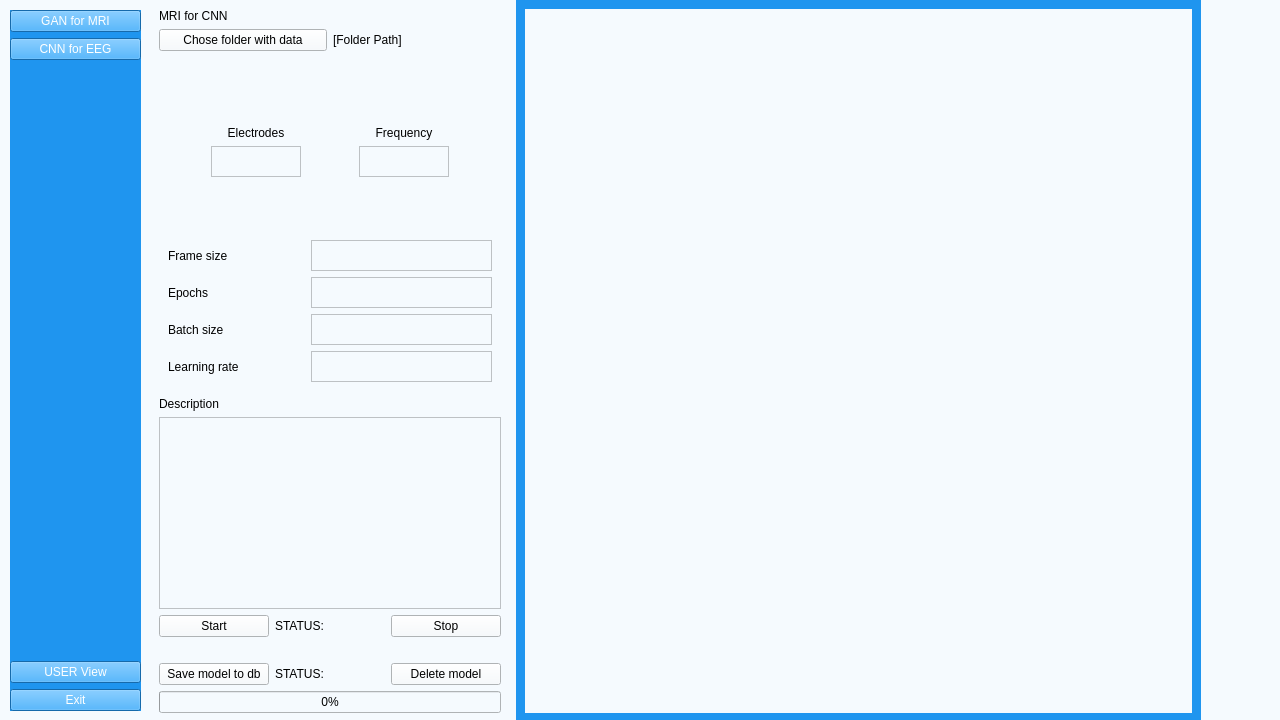
Above: UI/aUI_projekt_MRI.ui from matimusial/ADHDPredictorApp before the change. Below: the same form after it.
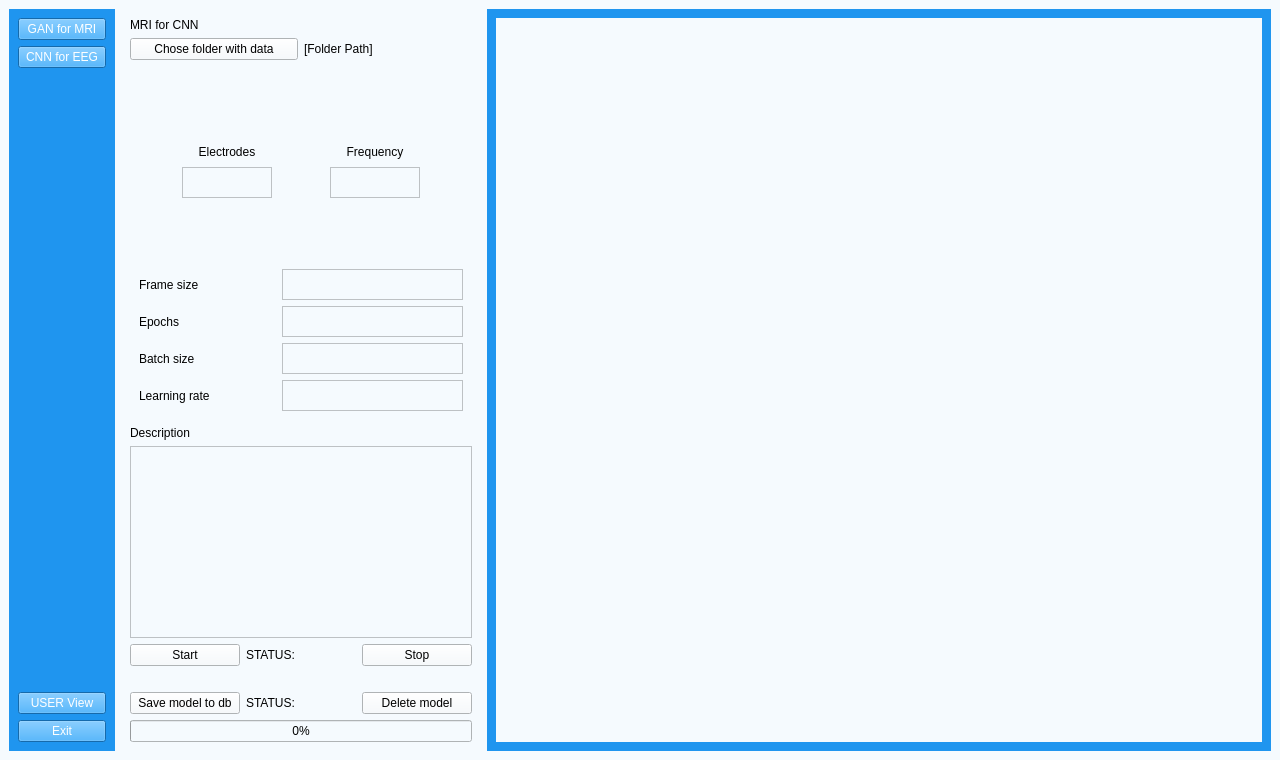
That is the form after the change. Icons and pictures are not drawn.

Patch:
```diff
--- a/UI/aUI_projekt_MRI.ui
+++ b/UI/aUI_projekt_MRI.ui
@@ -7,7 +7,7 @@
     <x>0</x>
     <y>0</y>
     <width>1280</width>
-    <height>720</height>
+    <height>760</height>
    </rect>
   </property>
   <property name="windowTitle">
@@ -17,14 +17,14 @@
    <string notr="true">background-color: rgb(245, 250, 254);</string>
   </property>
   <widget class="QWidget" name="centralwidget">
+   <layout class="QHBoxLayout" name="horizontalLayout_17">
+    <item>
    <widget class="QWidget" name="buttons_widget" native="true">
-    <property name="geometry">
-     <rect>
-      <x>10</x>
-      <y>10</y>
-      <width>131</width>
-      <height>701</height>
-     </rect>
+      <property name="minimumSize">
+       <size>
+        <width>106</width>
+        <height>700</height>
+       </size>
     </property>
     <property name="styleSheet">
      <string notr="true">QWidget{
@@ -101,15 +101,8 @@
      </item>
     </layout>
    </widget>
-   <widget class="QWidget" name="layoutWidget">
-    <property name="geometry">
-     <rect>
-      <x>150</x>
-      <y>0</y>
-      <width>1051</width>
-      <height>722</height>
-     </rect>
-    </property>
+    </item>
+    <item>
     <layout class="QHBoxLayout" name="horizontalLayout_9">
      <item>
       <widget class="QWidget" name="main_widget_2" native="true">
@@ -508,7 +501,8 @@
       </widget>
      </item>
     </layout>
-   </widget>
+    </item>
+   </layout>
   </widget>
  </widget>
  <resources/>
```
Lines whose indentation alone changed are shown as unchanged.
